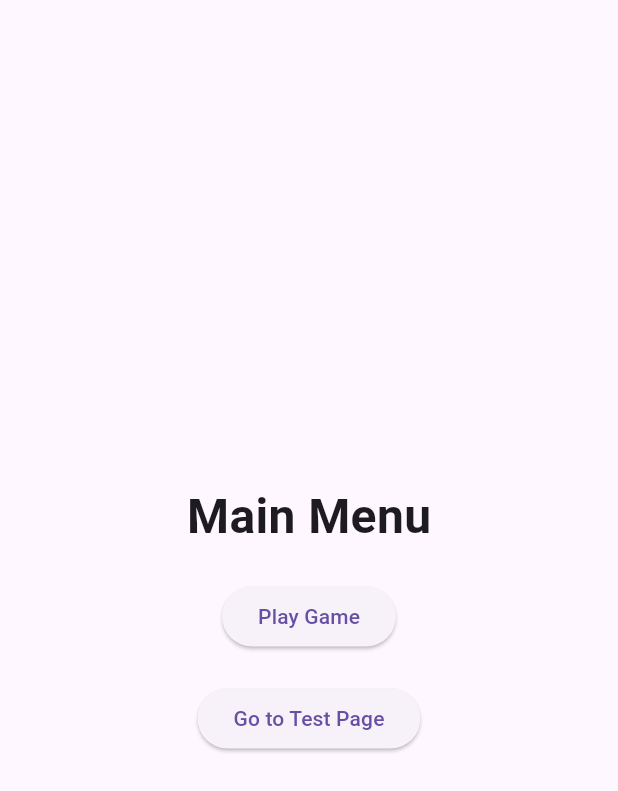
After one commit to SachchitBalamurugan/pandabyteGame, a Flutter app: the MainMenu screen opened directly, on a phone screen of 412 x 824 dp. The commit adds this screen. Shown: the top 791 px of the screen. Run offline on Flutter 3.47's test engine with Material 3 defaults, Android fonts, the phone set to English and light mode, and no system bars; missing offline and left inert: flame, flame_tiled.

Commit message:
Added Nav with Menu

```diff
--- a/lib/menu_overlay.dart
+++ b/lib/menu_overlay.dart
@@ -27,7 +27,7 @@ class _MenuOverlayState extends State<MenuOverlay> {
     'Player.moveLeft(1)',
     'Player.jumpRight(1)',
     'Player.jumpLeft(1)',
-    'Player.attack()',
+    'Player.jump()',
   ];
 
   List<String> _commandsInCodeSpace = [];
@@ -52,6 +52,8 @@ class _MenuOverlayState extends State<MenuOverlay> {
       isMoveRequested = 3;
     } else if (command == 'Player.jumpLeft(1)') {
       isMoveRequested = 4;
+    } else if (command == 'Player.jump()') {
+      isMoveRequested = 5;
     }
   }
 
--- /dev/null
+++ b/lib/screens/home_page.dart
@@ -0,0 +1,37 @@
+import 'package:flutter/material.dart';
+
+class MainMenu extends StatelessWidget {
+  const MainMenu({Key? key}) : super(key: key);
+
+  @override
+  Widget build(BuildContext context) {
+    return Scaffold(
+      body: Center(
+        child: Column(
+          mainAxisAlignment: MainAxisAlignment.center,
+          crossAxisAlignment: CrossAxisAlignment.center,
+          children: [
+            Text(
+              "Main Menu",
+              style: TextStyle(fontSize: 32, fontWeight: FontWeight.bold),
+            ),
+            SizedBox(height: 20),
+            ElevatedButton(
+              onPressed: () {
+                Navigator.pushNamed(context, '/game'); // Navigate to game page
+              },
+              child: Text("Play Game"),
+            ),
+            SizedBox(height: 20),
+            ElevatedButton(
+              onPressed: () {
+                Navigator.pushNamed(context, '/test'); // Navigate to test page
+              },
+              child: Text("Go to Test Page"),
+            ),
+          ],
+        ),
+      ),
+    );
+  }
+}
```
Also changed, not shown: lib/components/player.dart (+10 -1 lines), lib/main.dart (+120 -13 lines).
